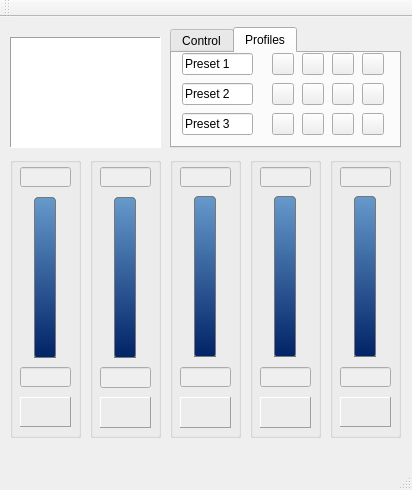
First picture: the form in gui_mainwindow.ui, repository Shub77/phoebetria-code, before the edit.
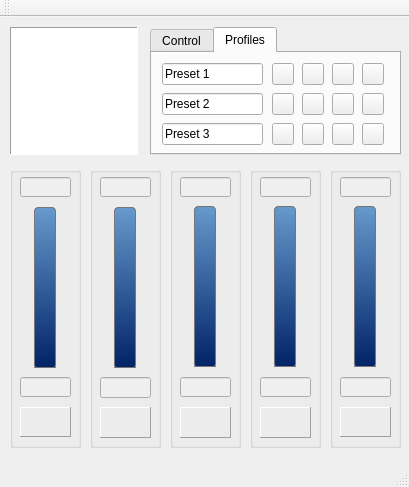
Second picture: the form after the edit. The open tabs and pages were chosen to show the change. Icons and pictures are not drawn.

Commit message: Updated main window to use new logo.

```diff
--- a/gui_mainwindow.ui
+++ b/gui_mainwindow.ui
@@ -6,16 +6,22 @@
    <rect>
     <x>0</x>
     <y>0</y>
-    <width>412</width>
-    <height>490</height>
+    <width>409</width>
+    <height>487</height>
    </rect>
   </property>
   <property name="sizePolicy">
-   <sizepolicy hsizetype="Preferred" vsizetype="Expanding">
+   <sizepolicy hsizetype="MinimumExpanding" vsizetype="MinimumExpanding">
     <horstretch>0</horstretch>
     <verstretch>0</verstretch>
    </sizepolicy>
   </property>
+  <property name="minimumSize">
+   <size>
+    <width>409</width>
+    <height>487</height>
+   </size>
+  </property>
   <property name="windowTitle">
    <string>Phoebetria - BitFenix Recon Fan Controller</string>
   </property>
@@ -27,7 +33,7 @@
     <property name="geometry">
      <rect>
       <x>330</x>
-      <y>140</y>
+      <y>150</y>
       <width>71</width>
       <height>281</height>
      </rect>
@@ -181,7 +187,7 @@
     <property name="geometry">
      <rect>
       <x>90</x>
-      <y>140</y>
+      <y>150</y>
       <width>71</width>
       <height>281</height>
      </rect>
@@ -335,7 +341,7 @@
     <property name="geometry">
      <rect>
       <x>250</x>
-      <y>140</y>
+      <y>150</y>
       <width>71</width>
       <height>281</height>
      </rect>
@@ -493,7 +499,7 @@
     <property name="geometry">
      <rect>
       <x>170</x>
-      <y>140</y>
+      <y>150</y>
       <width>71</width>
       <height>281</height>
      </rect>
@@ -647,7 +653,7 @@
     <property name="geometry">
      <rect>
       <x>10</x>
-      <y>140</y>
+      <y>150</y>
       <width>71</width>
       <height>281</height>
      </rect>
@@ -818,21 +824,27 @@
     <property name="geometry">
      <rect>
       <x>10</x>
-      <y>20</y>
-      <width>151</width>
-      <height>111</height>
+      <y>10</y>
+      <width>128</width>
+      <height>128</height>
      </rect>
     </property>
+    <property name="sizePolicy">
+     <sizepolicy hsizetype="Fixed" vsizetype="Fixed">
+      <horstretch>0</horstretch>
+      <verstretch>0</verstretch>
+     </sizepolicy>
+    </property>
     <property name="minimumSize">
      <size>
-      <width>151</width>
-      <height>111</height>
+      <width>128</width>
+      <height>128</height>
      </size>
     </property>
     <property name="maximumSize">
      <size>
-      <width>151</width>
-      <height>111</height>
+      <width>128</width>
+      <height>128</height>
      </size>
     </property>
     <property name="styleSheet">
@@ -854,10 +866,10 @@
    <widget class="QTabWidget" name="tabWidget">
     <property name="geometry">
      <rect>
-      <x>170</x>
+      <x>150</x>
       <y>10</y>
-      <width>231</width>
-      <height>121</height>
+      <width>251</width>
+      <height>128</height>
      </rect>
     </property>
     <property name="currentIndex">
@@ -1205,8 +1217,8 @@
       <property name="geometry">
        <rect>
         <x>10</x>
-        <y>0</y>
-        <width>71</width>
+        <y>10</y>
+        <width>101</width>
         <height>22</height>
        </rect>
       </property>
@@ -1218,8 +1230,8 @@
       <property name="geometry">
        <rect>
         <x>10</x>
-        <y>30</y>
-        <width>71</width>
+        <y>40</y>
+        <width>101</width>
         <height>22</height>
        </rect>
       </property>
@@ -1231,8 +1243,8 @@
       <property name="geometry">
        <rect>
         <x>10</x>
-        <y>60</y>
-        <width>71</width>
+        <y>70</y>
+        <width>101</width>
         <height>22</height>
        </rect>
       </property>
@@ -1243,8 +1255,8 @@
      <widget class="QPushButton" name="pushButton">
       <property name="geometry">
        <rect>
-        <x>100</x>
-        <y>0</y>
+        <x>120</x>
+        <y>10</y>
         <width>22</width>
         <height>22</height>
        </rect>
@@ -1272,8 +1284,8 @@
      <widget class="QPushButton" name="pushButton_2">
       <property name="geometry">
        <rect>
-        <x>130</x>
-        <y>0</y>
+        <x>150</x>
+        <y>10</y>
         <width>22</width>
         <height>22</height>
        </rect>
@@ -1292,8 +1304,8 @@
      <widget class="QPushButton" name="pushButton_3">
       <property name="geometry">
        <rect>
-        <x>160</x>
-        <y>0</y>
+        <x>180</x>
+        <y>10</y>
         <width>22</width>
         <height>22</height>
        </rect>
@@ -1312,8 +1324,8 @@
      <widget class="QPushButton" name="pushButton_4">
       <property name="geometry">
        <rect>
-        <x>190</x>
-        <y>0</y>
+        <x>210</x>
+        <y>10</y>
         <width>22</width>
         <height>22</height>
        </rect>
@@ -1338,8 +1350,8 @@
      <widget class="QPushButton" name="pushButton_5">
       <property name="geometry">
        <rect>
-        <x>130</x>
-        <y>30</y>
+        <x>150</x>
+        <y>40</y>
         <width>22</width>
         <height>22</height>
        </rect>
@@ -1358,8 +1370,8 @@
      <widget class="QPushButton" name="pushButton_6">
       <property name="geometry">
        <rect>
-        <x>100</x>
-        <y>30</y>
+        <x>120</x>
+        <y>40</y>
         <width>22</width>
         <height>22</height>
        </rect>
@@ -1387,8 +1399,8 @@
      <widget class="QPushButton" name="pushButton_7">
       <property name="geometry">
        <rect>
-        <x>160</x>
-        <y>30</y>
+        <x>180</x>
+        <y>40</y>
         <width>22</width>
         <height>22</height>
        </rect>
@@ -1407,8 +1419,8 @@
      <widget class="QPushButton" name="pushButton_8">
       <property name="geometry">
        <rect>
-        <x>190</x>
-        <y>30</y>
+        <x>210</x>
+        <y>40</y>
         <width>22</width>
         <height>22</height>
        </rect>
@@ -1433,8 +1445,8 @@
      <widget class="QPushButton" name="pushButton_9">
       <property name="geometry">
        <rect>
-        <x>130</x>
-        <y>60</y>
+        <x>150</x>
+        <y>70</y>
         <width>22</width>
         <height>22</height>
        </rect>
@@ -1453,8 +1465,8 @@
      <widget class="QPushButton" name="pushButton_10">
       <property name="geometry">
        <rect>
-        <x>100</x>
-        <y>60</y>
+        <x>120</x>
+        <y>70</y>
         <width>22</width>
         <height>22</height>
        </rect>
@@ -1482,8 +1494,8 @@
      <widget class="QPushButton" name="pushButton_11">
       <property name="geometry">
        <rect>
-        <x>160</x>
-        <y>60</y>
+        <x>180</x>
+        <y>70</y>
         <width>22</width>
         <height>22</height>
        </rect>
@@ -1502,8 +1514,8 @@
      <widget class="QPushButton" name="pushButton_12">
       <property name="geometry">
        <rect>
-        <x>190</x>
-        <y>60</y>
+        <x>210</x>
+        <y>70</y>
         <width>22</width>
         <height>22</height>
        </rect>
```
Left out of the diff: 22 changed lines with no effect on the pictures.
